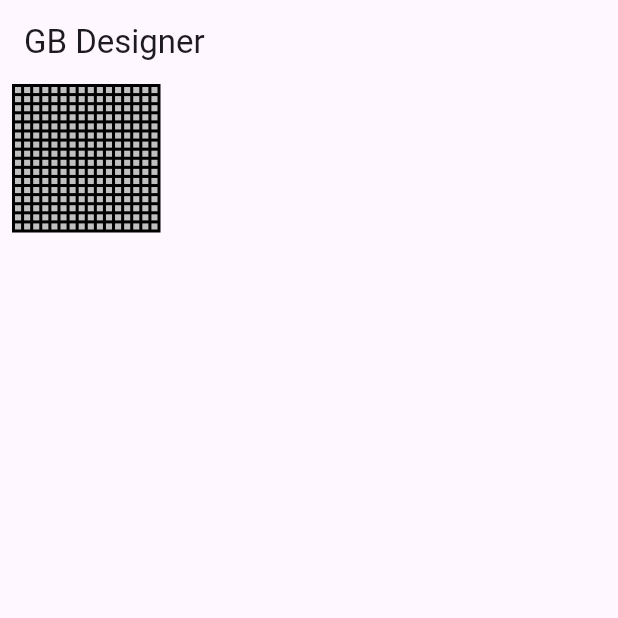
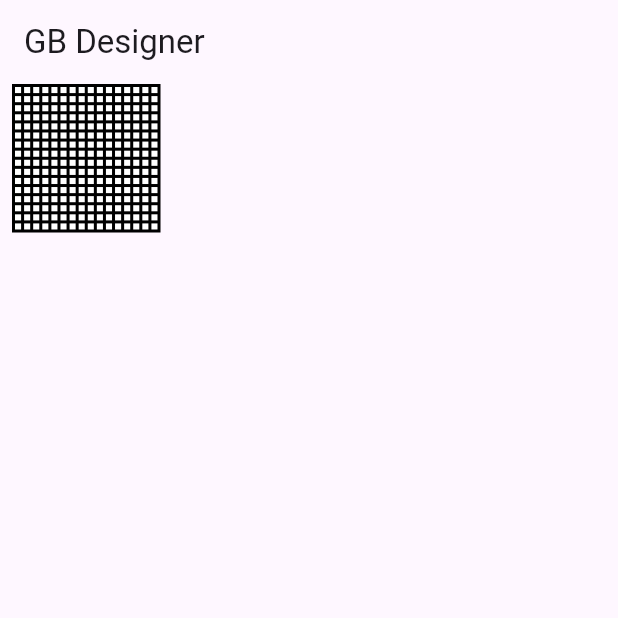
Before and after one commit to mars3142/gb-designer, a Flutter app: the screen it shows after launch, on a phone screen of 412 x 824 dp, the top half of it. Run offline on Flutter 3.47's test engine with Material 3 defaults, Android fonts, the phone set to English and light mode, and no system bars.

Commit message:
create random pattern
Signed-off-by: Peter Siegmund <developer@mars3142.org>

```diff
--- a/lib/ui/components/sprite.dart
+++ b/lib/ui/components/sprite.dart
@@ -1,6 +1,9 @@
+import 'dart:math';
+
 import 'package:flutter/material.dart';
 import 'package:gb_designer/theme.dart';
 import 'package:gb_designer/ui/components/pixel.dart';
+import 'package:gb_designer/ui/palette.dart';
 
 class GBSprite extends StatefulWidget {
   const GBSprite({super.key, this.width = 16, this.height = 16});
@@ -14,10 +17,14 @@ class GBSprite extends StatefulWidget {
 
 class _GBSpriteState extends State<GBSprite> {
   List<Color> data = [];
+  final palette = Palette();
 
   @override
   void initState() {
-    data = List.generate(widget.width * widget.height, (index) => colorLightGray);
+    data = List.generate(
+      widget.width * widget.height,
+      (index) => Random().nextBool() ? palette.firstColor : palette.fourthColor,
+    );
     super.initState();
   }
 
@@ -43,7 +50,7 @@ class _GBSpriteState extends State<GBSprite> {
               color: color,
               onTap: (index) {
                 setState(() {
-                  data[index] = (data[index] == colorBlack) ? colorWhite : colorBlack;
+                  data[index] = (data[index] == palette.firstColor) ? palette.fourthColor : palette.firstColor;
                 });
               },
             );
--- /dev/null
+++ b/lib/ui/palette.dart
@@ -0,0 +1,28 @@
+import 'package:flutter/material.dart';
+import 'package:gb_designer/theme.dart';
+
+class PaletteColor {
+  const PaletteColor(this.firstColor, this.secondColor, this.thirdColor, this.fourthColor);
+
+  final Color firstColor;
+  final Color secondColor;
+  final Color thirdColor;
+  final Color fourthColor;
+}
+
+class Palette {
+  Palette({
+    this.index = 0,
+    this.colors = const [
+      PaletteColor(colorWhite, colorLightGray, colorGray, colorBlack),
+    ],
+  });
+
+  final int index;
+  final List<PaletteColor> colors;
+
+  Color get firstColor => colors[index].firstColor;
+  Color get secondColor => colors[index].secondColor;
+  Color get thirdColor => colors[index].thirdColor;
+  Color get fourthColor => colors[index].fourthColor;
+}
```
